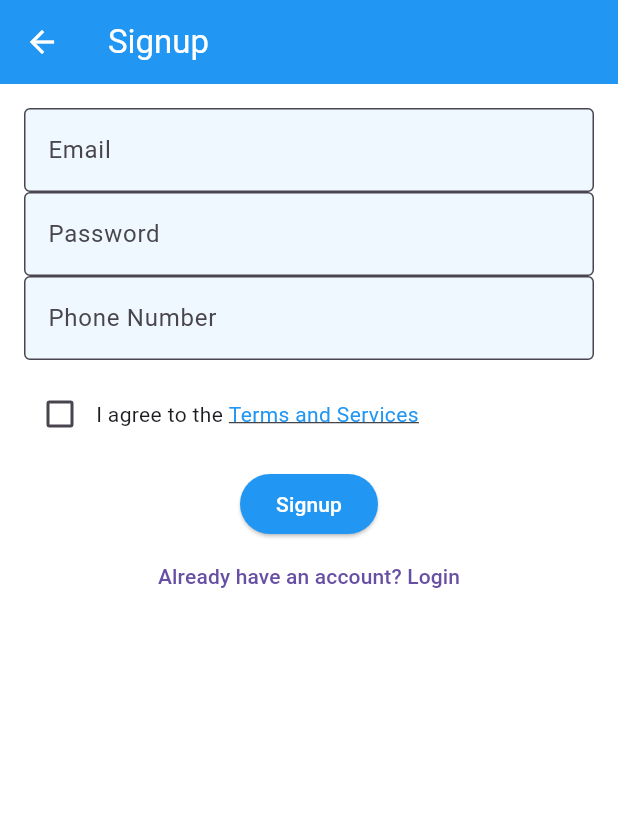
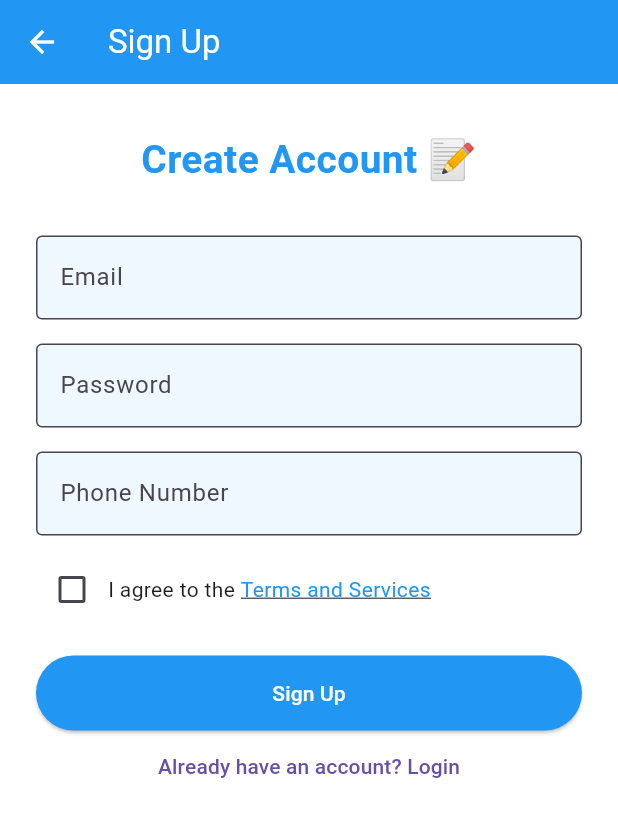
Before and after one commit to 12Omega/sprint1_login_app, a Flutter app: the screen it shows after launch, after a tap on "Don't have an account? Sign up", on a phone screen of 412 x 824 dp. Shown: the top 817 px of the screen. Run offline on Flutter 3.47's test engine with Material 3 defaults, Android fonts, the phone set to English and light mode, and no system bars.

Commit message:
Further design chnages and bug fixed

```diff
--- a/common/my_snackbar.dart
+++ b/lib/common/my_snackbar.dart
@@ -1,6 +1,8 @@
 import 'package:flutter/material.dart';
 
 void showCustomSnackBar(BuildContext context, String message, {Color? color}) {
+  if (!context.mounted) return;
+
   ScaffoldMessenger.of(context).showSnackBar(
     SnackBar(
       content: Text(message),
--- a/lib/screens/login_screen.dart
+++ b/lib/screens/login_screen.dart
@@ -1,8 +1,12 @@
 import 'package:flutter/material.dart';
 import '../services/auth_service.dart';
 import '../widgets/custom_textfield.dart';
+import '../common/my_snackbar.dart';
+
+
 
 class LoginScreen extends StatefulWidget {
+
   const LoginScreen({super.key});
 
   @override
@@ -15,18 +19,61 @@ class _LoginScreenState extends State<LoginScreen> {
   final TextEditingController phoneController = TextEditingController();
 
   bool agreed = false;
+  bool isLoading = false;
+
+  void handleLogin() async {
+    final email = emailController.text.trim();
+    final password = passwordController.text.trim();
+    final phone = phoneController.text.trim();
+
+    if (!agreed) {
+      showCustomSnackBar(context, "Please agree to the Terms and Services.");
+      return;
+    }
+
+    setState(() => isLoading = true);
+
+    await Future.delayed(const Duration(seconds: 2)); // simulate delay
+
+    final success = AuthService.login(email, password, phone);
+
+    if (!mounted) return;
+    setState(() => isLoading = false);
+
+    if (success) {
+      Navigator.pushReplacementNamed(context, '/home');
+    } else {
+      showCustomSnackBar(context, "Login failed. Please check your credentials.");
+    }
+  }
 
   @override
   Widget build(BuildContext context) {
-    return Scaffold(
+    return Stack(
+      children: [
+        Scaffold(
           appBar: AppBar(title: const Text("Login")),
           body: SingleChildScrollView(
-        padding: const EdgeInsets.all(16.0),
+            padding: const EdgeInsets.symmetric(horizontal: 24, vertical: 32),
             child: Column(
+              crossAxisAlignment: CrossAxisAlignment.stretch,
               children: [
+                const Text(
+                  "Welcome Back 👋",
+                  style: TextStyle(
+                    fontSize: 26,
+                    fontWeight: FontWeight.bold,
+                    color: Colors.blue,
+                  ),
+                  textAlign: TextAlign.center,
+                ),
+                const SizedBox(height: 32),
                 CustomTextField(controller: emailController, label: "Email"),
+                const SizedBox(height: 16),
                 CustomTextField(controller: passwordController, label: "Password", obscureText: true),
+                const SizedBox(height: 16),
                 CustomTextField(controller: phoneController, label: "Phone Number"),
+                const SizedBox(height: 12),
                 Row(
                   children: [
                     Checkbox(
@@ -38,30 +85,20 @@ class _LoginScreenState extends State<LoginScreen> {
                       onTap: () => Navigator.pushNamed(context, '/terms'),
                       child: const Text(
                         "Terms and Services",
-                    style: TextStyle(color: Colors.blue, decoration: TextDecoration.underline),
+                        style: TextStyle(
+                          color: Colors.blue,
+                          decoration: TextDecoration.underline,
+                        ),
                       ),
                     ),
                   ],
                 ),
+                const SizedBox(height: 20),
                 ElevatedButton(
-              onPressed: () {
-                if (!agreed) {
-                  ScaffoldMessenger.of(context).showSnackBar(const SnackBar(content: Text("Please agree to terms.")));
-                  return;
-                }
-
-                final success = AuthService.login(
-                  emailController.text,
-                  passwordController.text,
-                  phoneController.text,
-                );
-
-                if (success) {
-                  Navigator.pushReplacementNamed(context, '/home');
-                } else {
-                  ScaffoldMessenger.of(context).showSnackBar(const SnackBar(content: Text("Login failed")));
-                }
-              },
+                  onPressed: handleLogin,
+                  style: ElevatedButton.styleFrom(
+                    minimumSize: const Size.fromHeight(50),
+                  ),
                   child: const Text("Login"),
                 ),
                 TextButton(
@@ -71,6 +108,15 @@ class _LoginScreenState extends State<LoginScreen> {
               ],
             ),
           ),
+        ),
+        if (isLoading)
+          Container(
+            color: const Color.fromARGB(128, 0, 0, 0), // 50% black overlay
+            child: const Center(
+              child: CircularProgressIndicator(color: Colors.white),
+            ),
+          ),
+      ],
     );
   }
 }
--- a/lib/screens/signup_screen.dart
+++ b/lib/screens/signup_screen.dart
@@ -1,6 +1,7 @@
 import 'package:flutter/material.dart';
 import '../services/auth_service.dart';
 import '../widgets/custom_textfield.dart';
+import '../common/my_snackbar.dart';
 
 class SignupScreen extends StatefulWidget {
   const SignupScreen({super.key});
@@ -14,74 +15,80 @@ class _SignupScreenState extends State<SignupScreen> {
   final TextEditingController passwordController = TextEditingController();
   final TextEditingController phoneController = TextEditingController();
   bool agreed = false;
+  bool isLoading = false;
 
   String? validatePassword(String password) {
     if (password.length < 6) {
-      return 'Password error: must be at least 6 characters long';
+      return 'Password must be at least 6 characters long';
     }
     if (!RegExp(r'[A-Z]').hasMatch(password)) {
-      return 'Password error: must contain at least one uppercase letter';
+      return 'Password must contain an uppercase letter';
     }
     if (!RegExp(r'[a-z]').hasMatch(password)) {
-      return 'Password error: must contain at least one lowercase letter';
+      return 'Password must contain a lowercase letter';
     }
     if (!RegExp(r'[0-9]').hasMatch(password)) {
-      return 'Password error: must contain at least one digit (0-9)';
+      return 'Password must contain a digit';
     }
     if (!RegExp(r'[!@#\$&*~%^(),.?":{}|<>]').hasMatch(password)) {
-      return 'Password error: must contain at least one special character';
+      return 'Password must contain a special character';
     }
     return null;
   }
 
-  void handleSignup() {
+  void handleSignup() async {
     final email = emailController.text.trim();
     final password = passwordController.text;
     final phone = phoneController.text.trim();
 
     if (!agreed) {
-      ScaffoldMessenger.of(context).showSnackBar(
-        const SnackBar(
-          content: Text("Please agree to the Terms and Services."),
-          duration: Duration(seconds: 8),
-        ),
-      );
+      showCustomSnackBar(context, "Please agree to the Terms and Services.");
       return;
     }
 
     final passwordError = validatePassword(password);
     if (passwordError != null) {
-      ScaffoldMessenger.of(context).showSnackBar(
-        SnackBar(
-          content: Text(passwordError),
-          duration: const Duration(seconds: 8),
-        ),
-      );
+      showCustomSnackBar(context, passwordError);
       return;
     }
 
+    setState(() => isLoading = true);
+    await Future.delayed(const Duration(seconds: 2)); // Simulate network delay
+
     AuthService.signup(email, password, phone);
 
-    ScaffoldMessenger.of(context).showSnackBar(
-      const SnackBar(
-        content: Text("Signup successful"),
-        duration: Duration(seconds: 8),
-      ),
-    );
+    if (!mounted) return;
+    setState(() => isLoading = false);
 
+    showCustomSnackBar(context, "Signup successful", color: Colors.green);
     Navigator.pushReplacementNamed(context, '/login');
   }
 
   @override
   Widget build(BuildContext context) {
-    return Scaffold(
-      appBar: AppBar(title: const Text("Signup")),
+    return Stack(
+      children: [
+        Scaffold(
+          appBar: AppBar(title: const Text("Sign Up")),
           body: SingleChildScrollView(
-        padding: const EdgeInsets.all(16.0),
+            padding: const EdgeInsets.symmetric(horizontal: 24, vertical: 32),
             child: Column(
+              crossAxisAlignment: CrossAxisAlignment.stretch,
               children: [
+                const Text(
+                  "Create Account 📝",
+                  style: TextStyle(
+                    fontSize: 26,
+                    fontWeight: FontWeight.bold,
+                    color: Colors.blue,
+                  ),
+                  textAlign: TextAlign.center,
+                ),
+                const SizedBox(height: 32),
                 CustomTextField(controller: emailController, label: "Email"),
+                const SizedBox(height: 16),
                 CustomTextField(controller: passwordController, label: "Password", obscureText: true),
+                const SizedBox(height: 16),
                 CustomTextField(controller: phoneController, label: "Phone Number"),
                 const SizedBox(height: 12),
                 Row(
@@ -103,10 +110,13 @@ class _SignupScreenState extends State<SignupScreen> {
                     ),
                   ],
                 ),
-            const SizedBox(height: 12),
+                const SizedBox(height: 20),
                 ElevatedButton(
                   onPressed: handleSignup,
-              child: const Text("Signup"),
+                  style: ElevatedButton.styleFrom(
+                    minimumSize: const Size.fromHeight(50),
+                  ),
+                  child: const Text("Sign Up"),
                 ),
                 TextButton(
                   onPressed: () => Navigator.pushNamed(context, '/login'),
@@ -115,6 +125,15 @@ class _SignupScreenState extends State<SignupScreen> {
               ],
             ),
           ),
+        ),
+        if (isLoading)
+          Container(
+            color: const Color.fromARGB(128, 0, 0, 0),
+            child: const Center(
+              child: CircularProgressIndicator(color: Colors.white),
+            ),
+          ),
+      ],
     );
   }
 }
```
Lines whose indentation alone changed are shown as unchanged.
